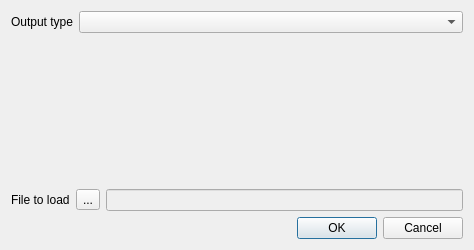
This is svir/ui/ui_load_output_as_layer.ui in gem/oq-irmt-qgis as Qt 5 draws it before an edit. The edited form follows.
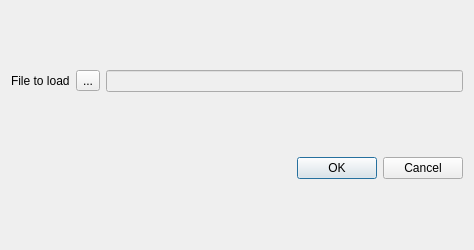
This is the edited form.

```diff
--- a/svir/ui/ui_load_output_as_layer.ui
+++ b/svir/ui/ui_load_output_as_layer.ui
@@ -16,23 +16,6 @@
   <layout class="QVBoxLayout" name="verticalLayout_2">
    <item>
     <layout class="QVBoxLayout" name="vlayout">
-     <item>
-      <layout class="QFormLayout" name="output_type_flayout">
-       <property name="fieldGrowthPolicy">
-        <enum>QFormLayout::AllNonFixedFieldsGrow</enum>
-       </property>
-       <item row="0" column="0">
-        <widget class="QLabel" name="output_type_lbl">
-         <property name="text">
-          <string>Output type</string>
-         </property>
-        </widget>
-       </item>
-       <item row="0" column="1">
-        <widget class="QComboBox" name="output_type_cbx"/>
-       </item>
-      </layout>
-     </item>
      <item>
       <layout class="QHBoxLayout" name="file_hlayout">
        <item>
```
